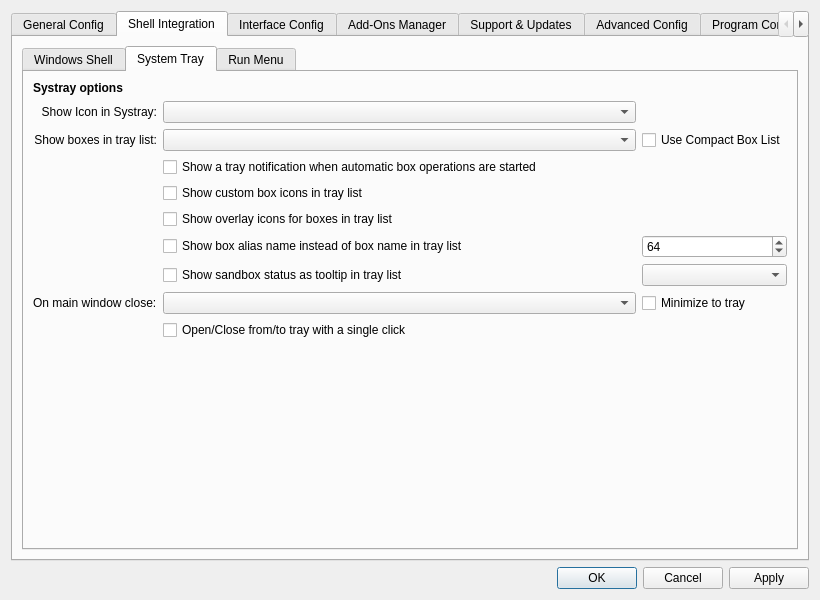
Above: SandboxiePlus/SandMan/Forms/SettingsWindow.ui from sandboxie-plus/Sandboxie before the change. Below: the same form after it.
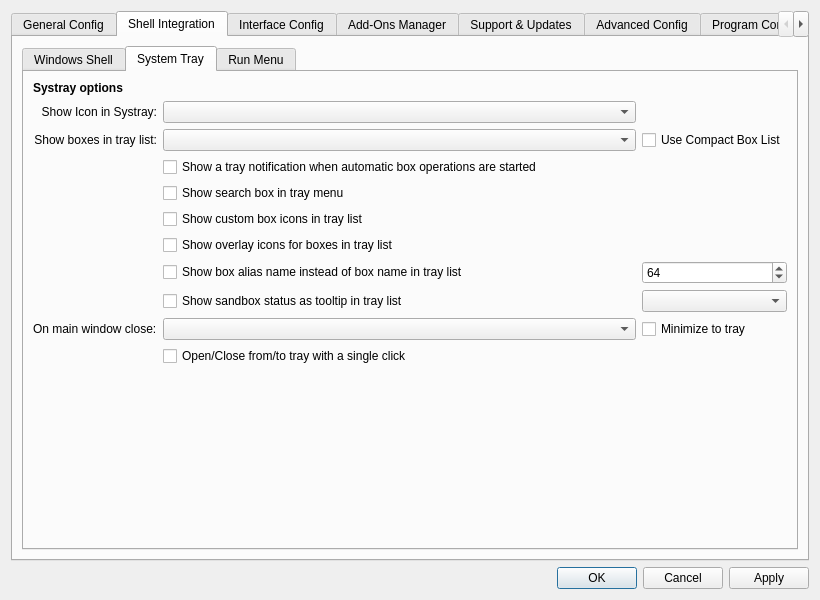
That is the form after the change. The open tabs and pages were chosen to show the change. Icons and pictures are not drawn.

Commit message:
Add optional tray menu sandbox search box
Introduces a configurable search field in SandMan tray menus (enabled by default) for both compact tree and standard menu modes. The search filters sandbox/group entries by display name and box name, clears on menu open, and auto-focuses the input for quick typing. Adds the new Settings UI toggle (`Options/TraySearch`) with load/save wiring, plus changelog entry.

Diff of the .ui file:
```diff
--- a/SandboxiePlus/SandMan/Forms/SettingsWindow.ui
+++ b/SandboxiePlus/SandMan/Forms/SettingsWindow.ui
@@ -772,7 +772,7 @@
                  </property>
                 </widget>
                </item>
-               <item row="10" column="1">
+               <item row="11" column="1">
                 <spacer name="horizontalSpacer_11">
                  <property name="orientation">
                   <enum>Qt::Orientation::Horizontal</enum>
@@ -785,7 +785,7 @@
                  </property>
                 </spacer>
                </item>
-               <item row="10" column="0">
+               <item row="11" column="0">
                 <spacer name="verticalSpacer_14">
                  <property name="orientation">
                   <enum>Qt::Orientation::Vertical</enum>
@@ -808,7 +808,7 @@
                  </property>
                 </widget>
                </item>
-               <item row="8" column="1">
+               <item row="9" column="1">
                 <widget class="QComboBox" name="cmbOnClose"/>
                </item>
                <item row="2" column="1">
@@ -821,7 +821,14 @@
                  </property>
                 </widget>
                </item>
-               <item row="8" column="0">
+               <item row="4" column="1" colspan="2">
+                <widget class="QCheckBox" name="chkTraySearch">
+                 <property name="text">
+                  <string>Show search box in tray menu</string>
+                 </property>
+                </widget>
+               </item>
+               <item row="9" column="0">
                 <widget class="QLabel" name="label_28">
                  <property name="text">
                   <string>On main window close:</string>
@@ -831,42 +838,42 @@
                  </property>
                 </widget>
                </item>
-               <item row="9" column="1" colspan="2">
+               <item row="10" column="1" colspan="2">
                 <widget class="QCheckBox" name="chkSingleShow">
                  <property name="text">
                   <string>Open/Close from/to tray with a single click</string>
                  </property>
                 </widget>
                </item>
-               <item row="8" column="2">
+               <item row="9" column="2">
                 <widget class="QCheckBox" name="chkMinimize">
                  <property name="text">
                   <string>Minimize to tray</string>
                  </property>
                 </widget>
                </item>
-               <item row="4" column="1" colspan="2">
+               <item row="5" column="1" colspan="2">
                 <widget class="QCheckBox" name="chkTrayIcons">
                  <property name="text">
                   <string>Show custom box icons in tray list</string>
                  </property>
                 </widget>
                </item>
-               <item row="5" column="1" colspan="2">
+               <item row="6" column="1" colspan="2">
                 <widget class="QCheckBox" name="chkTrayOverlayIcons">
                  <property name="text">
                   <string>Show overlay icons for boxes in tray list</string>
                  </property>
                 </widget>
                </item>
-               <item row="6" column="1">
+               <item row="7" column="1">
                 <widget class="QCheckBox" name="chkTrayUseAlias">
                  <property name="text">
                   <string>Show box alias name instead of box name in tray list</string>
                  </property>
                 </widget>
                </item>
-               <item row="6" column="2">
+               <item row="7" column="2">
                 <widget class="QSpinBox" name="spnTrayAliasChars">
                  <property name="toolTip">
                   <string>Maximum displayed characters for compact tray aliases. Ignored when alias display is disabled (name limit is fixed to 32).</string>
@@ -882,7 +889,7 @@
                  </property>
                 </widget>
                </item>
-               <item row="7" column="1">
+               <item row="8" column="1">
                 <widget class="QCheckBox" name="chkTrayStatusTip">
                  <property name="tristate">
                   <bool>true</bool>
@@ -895,7 +902,7 @@
                  </property>
                 </widget>
                </item>
-               <item row="7" column="2">
+               <item row="8" column="2">
                 <widget class="QComboBox" name="cmbTrayStatusTipModifier"/>
                </item>
               </layout>
```
Left out of the diff: 1 changed line with no effect on the pictures. The commit also changes 4 other files.
